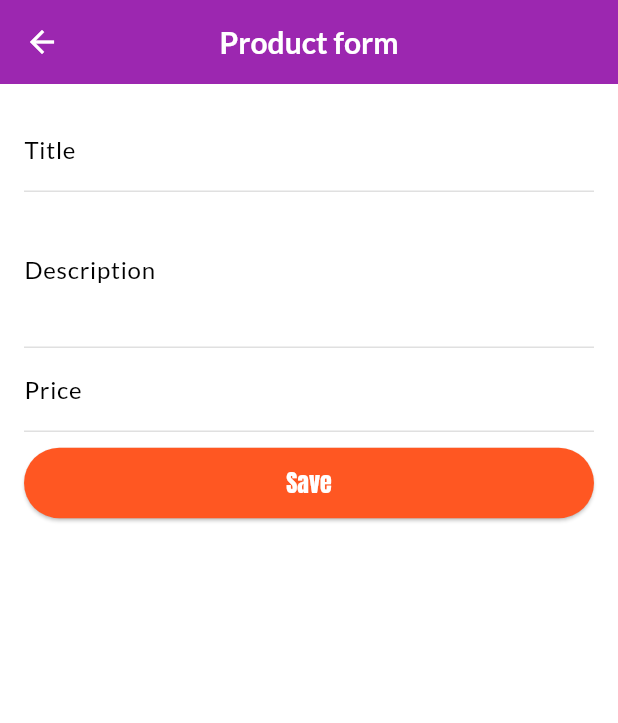
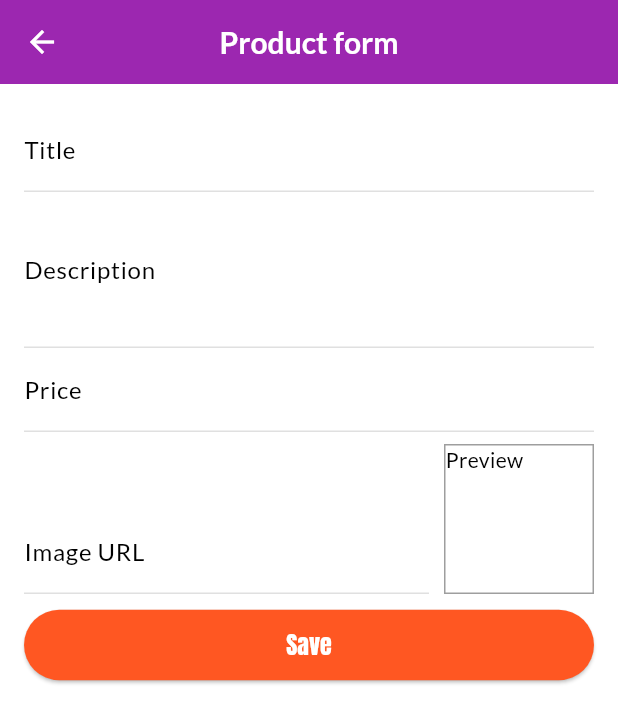
Before and after one commit to dilersik/shop_flutter, a Flutter app: the ProductFormPage screen opened by its route, on a phone screen of 412 x 824 dp. Shown: the top 723 px of the screen. Run offline on Flutter 3.47's test engine with Material 3 defaults, Android fonts, the phone set to English and light mode, and no system bars.

Commit message:
259. Campo de Entrada de URL

```diff
--- a/lib/pages/product_form_page.dart
+++ b/lib/pages/product_form_page.dart
@@ -8,6 +8,8 @@ class ProductFormPage extends StatefulWidget {
 }
 
 class _ProductFormPageState extends State<ProductFormPage> {
+  final _imageUrlController = TextEditingController();
+
   @override
   Widget build(BuildContext context) {
     return Scaffold(
@@ -34,6 +36,29 @@ class _ProductFormPageState extends State<ProductFormPage> {
                 textInputAction: TextInputAction.next,
                 keyboardType: TextInputType.numberWithOptions(decimal: true),
               ),
+              Row(
+                crossAxisAlignment: CrossAxisAlignment.end,
+                children: [
+                  Expanded(
+                    child: TextFormField(
+                      decoration: const InputDecoration(labelText: 'Image URL'),
+                      textInputAction: TextInputAction.done,
+                      keyboardType: TextInputType.url,
+                      controller: _imageUrlController,
+                    ),
+                  ),
+                  Container(
+                    height: 100,
+                    width: 100,
+                    margin: const EdgeInsets.only(top: 8, left: 10),
+                    decoration: BoxDecoration(border: Border.all(color: Colors.grey, width: 1)),
+                    child:
+                        _imageUrlController.text.isEmpty
+                            ? Text("Preview")
+                            : FittedBox(child: Image.network(_imageUrlController.text, fit: BoxFit.cover)),
+                  ),
+                ],
+              ),
               const SizedBox(height: 10),
               ElevatedButton(onPressed: () {}, child: const Text('Save')),
             ],
@@ -42,4 +67,20 @@ class _ProductFormPageState extends State<ProductFormPage> {
       ),
     );
   }
+
+  @override
+  void initState() {
+    _imageUrlController.addListener(_updateImageUrl);
+    super.initState();
+  }
+
+  @override
+  void dispose() {
+    _imageUrlController.dispose();
+    super.dispose();
+  }
+
+  void _updateImageUrl() {
+    setState(() {});
+  }
 }
```
